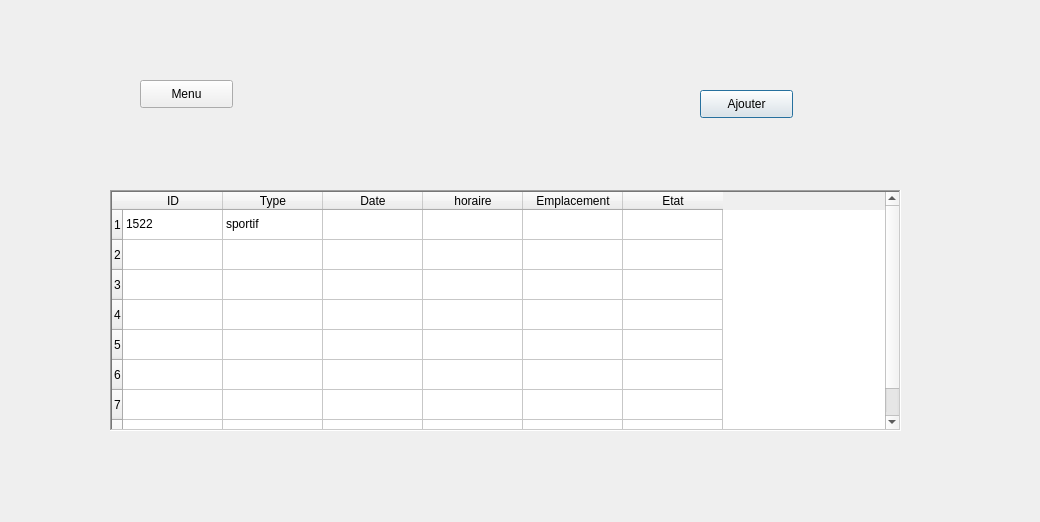
IbriRima/Smart_Municipality_2A3, file dialogetat.ui: the form before one commit.
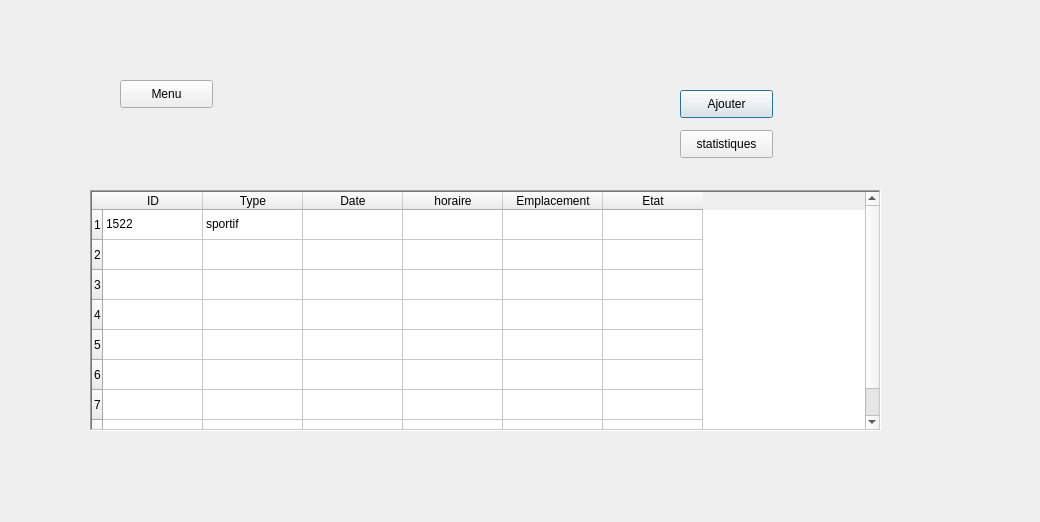
The form after the commit. The open tabs and pages were chosen to show the change.

Diff of the .ui file:
```diff
--- a/dialogetat.ui
+++ b/dialogetat.ui
@@ -16,7 +16,7 @@
   <widget class="QStackedWidget" name="stackedWidge_event">
    <property name="geometry">
     <rect>
-     <x>90</x>
+     <x>70</x>
      <y>60</y>
      <width>891</width>
      <height>431</height>
@@ -157,6 +157,19 @@
       <string>Menu</string>
      </property>
     </widget>
+    <widget class="QPushButton" name="pushButton_3">
+     <property name="geometry">
+      <rect>
+       <x>610</x>
+       <y>70</y>
+       <width>93</width>
+       <height>28</height>
+      </rect>
+     </property>
+     <property name="text">
+      <string>statistiques</string>
+     </property>
+    </widget>
    </widget>
    <widget class="QWidget" name="page_add">
     <widget class="QPushButton" name="pushButton_save">
```
Left out of the diff: 2 changed lines with no effect on the pictures.
